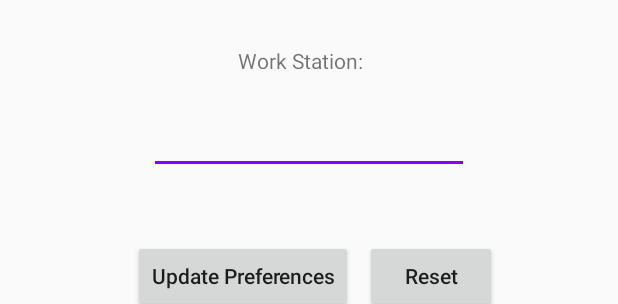
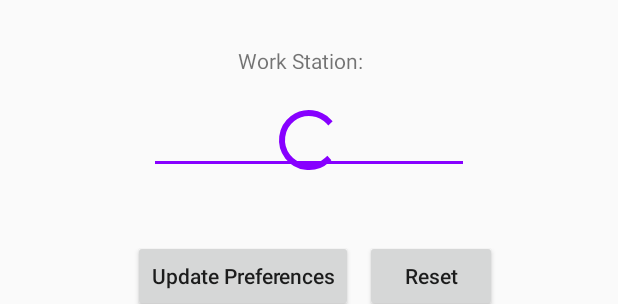
Before and after one commit to BenSuskins/commutestatus-android-app, an Android app: the layout activity_settings.xml on its own in the app's theme, with its tools: preview values and no code run, on a phone screen of 412 x 824 dp. Shown: the part 478-782 px from the top of the screen. Run offline under Robolectric (Android 15) with nearby library versions, the phone set to English and light mode, and no system bars.

Commit message:
Hooked up settings page to viewModel observers and loads page. Added API calls for update user

```diff
--- a/app/src/main/java/uk/co/suskins/commutestatus/data/UserRequest.kt
+++ b/app/src/main/java/uk/co/suskins/commutestatus/data/UserRequest.kt
@@ -1,9 +1,6 @@
 package uk.co.suskins.commutestatus.data
 
 data class UserRequest(
-    val firstName: String,
-    val lastName: String,
-    val password: String?,
     val email: String,
     val homeStation: Int,
     val workStation: Int
--- a/app/src/main/java/uk/co/suskins/commutestatus/ui/status/StatusViewModel.kt
+++ b/app/src/main/java/uk/co/suskins/commutestatus/ui/status/StatusViewModel.kt
@@ -43,7 +43,7 @@ class StatusViewModel : ViewModel() {
 
         //Call API with Access Token
         val service: CommuteStatusService = retrofit.create(CommuteStatusService::class.java)
-        service.getCommuteStatus("Bearer " + accessToken).enqueue(
+        service.getCommuteStatus("Bearer $accessToken").enqueue(
             (object : Callback<CommuteStatus> {
                 override fun onFailure(call: Call<CommuteStatus>, t: Throwable) {
                     status.value = ERRORED
--- a/app/src/main/res/layout/activity_settings.xml
+++ b/app/src/main/res/layout/activity_settings.xml
@@ -5,6 +5,34 @@
     android:layout_width="match_parent"
     android:layout_height="match_parent"
     tools:context=".ui.settings.SettingsActivity">
+
+    <ProgressBar
+        android:id="@+id/loadingBar"
+        style="@style/Widget.AppCompat.ProgressBar"
+        android:layout_width="wrap_content"
+        android:layout_height="wrap_content"
+        app:layout_constraintBottom_toBottomOf="parent"
+        app:layout_constraintEnd_toEndOf="parent"
+        app:layout_constraintStart_toStartOf="parent"
+        app:layout_constraintTop_toTopOf="parent" />
+
+    <TextView
+        android:id="@+id/errorMessage"
+        android:layout_width="wrap_content"
+        android:layout_height="wrap_content"
+        android:background="@color/colorCancelled"
+        android:padding="10sp"
+        android:text="@string/errorMessage"
+        android:textAlignment="center"
+        android:textColor="#FFFFFF"
+        android:textSize="30sp"
+        android:visibility="invisible"
+        app:layout_constraintBottom_toBottomOf="parent"
+        app:layout_constraintEnd_toEndOf="parent"
+        app:layout_constraintHorizontal_bias="0.0"
+        app:layout_constraintStart_toStartOf="parent"
+        app:layout_constraintTop_toTopOf="parent"
+        app:layout_constraintVertical_bias="0.0" />
 
     <EditText
         android:id="@+id/workStationInput"
```
Also changed, not shown: app/src/main/java/uk/co/suskins/commutestatus/ui/settings/SettingsActivity.kt (+67 -5 lines), app/src/main/java/uk/co/suskins/commutestatus/ui/settings/SettingsViewModel.kt (+47 -10 lines), app/src/main/java/uk/co/suskins/commutestatus/ui/status/StatusActivity.kt (+5 -5 lines).
